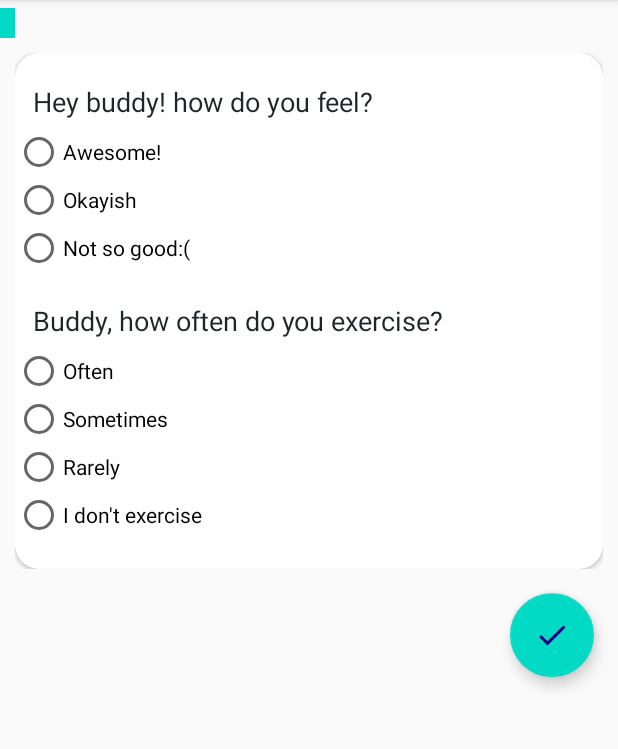
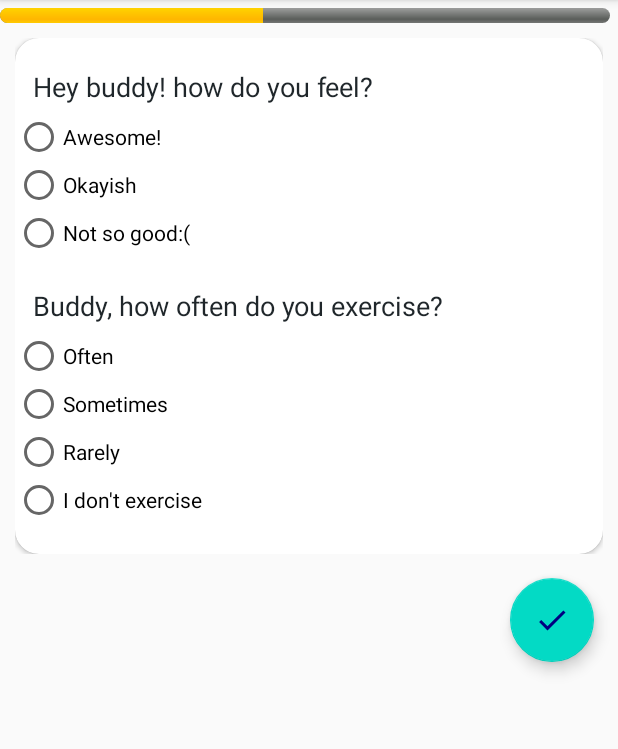
Before and after one commit to Thangamgm2000/QuarantineBuddyFrontend, an Android app: the RegistrationActivity screen opened directly, with no data from a screen before it, after a tap on an icon or button, on a phone screen of 412 x 824 dp, the part 84-833 px from its top. Run offline under Robolectric (Android 15) with nearby library versions, the phone set to English and light mode, and no system bars; network calls fail.

Commit message:
Fixed progress bar bug.

```diff
--- a/app/src/main/java/com/example/leaderboardapp/RegistrationActivity.java
+++ b/app/src/main/java/com/example/leaderboardapp/RegistrationActivity.java
@@ -1,21 +1,26 @@
 package com.example.leaderboardapp;
 
+import androidx.annotation.RequiresApi;
 import androidx.appcompat.app.AppCompatActivity;
 
 import android.content.Intent;
+import android.os.Build;
 import android.os.Bundle;
 import android.view.View;
+import android.widget.ProgressBar;
 
 import com.google.android.material.floatingactionbutton.FloatingActionButton;
 
 public class RegistrationActivity extends AppCompatActivity {
     FloatingActionButton tickButton;
     String currentFrag="personal";
+    ProgressBar progressBar;
     @Override
     protected void onCreate(Bundle savedInstanceState) {
         super.onCreate(savedInstanceState);
         setContentView(R.layout.activity_registration);
         tickButton = findViewById(R.id.floating_action_button);
+        progressBar = findViewById(R.id.determinateBar);
         PersonalDetailsFragment firstFragment = new PersonalDetailsFragment();
 
         // In case this activity was started with special instructions from an
@@ -28,10 +33,13 @@ public class RegistrationActivity extends AppCompatActivity {
 
     }
 
+    @RequiresApi(api = Build.VERSION_CODES.N)
     public void nextFragment(View view) {
         if(currentFrag.equals("personal"))
         {
+            progressBar.setIndeterminate(false);
             currentFrag="health";
+            progressBar.setProgress(43,true);
             HealthDetailsFragment nextFragment = new HealthDetailsFragment();
             nextFragment.setArguments(getIntent().getExtras());
             getSupportFragmentManager().beginTransaction()
@@ -40,12 +48,14 @@ public class RegistrationActivity extends AppCompatActivity {
         else if(currentFrag.equals("health"))
         {
             currentFrag="other";
+            progressBar.setProgress(72,true);
             OtherDetailsFragment nextFragment = new OtherDetailsFragment();
             nextFragment.setArguments(getIntent().getExtras());
             getSupportFragmentManager().beginTransaction()
                     .replace(R.id.fragmentContainer, nextFragment).commit();
         }
         else {
+            progressBar.setProgress(100,true);
             registerUser();
         }
 
--- a/app/src/main/res/layout/activity_registration.xml
+++ b/app/src/main/res/layout/activity_registration.xml
@@ -9,12 +9,13 @@
         android:layout_marginTop="5dp"
         android:id="@+id/determinateBar"
         style="@android:style/Widget.ProgressBar.Horizontal"
-        android:layout_width="10dp"
-        android:layout_height="wrap_content"
-        android:progressDrawable="@color/colorAccent"
+        android:progress="0"
+        android:layout_width="match_parent"
+        android:layout_height="10dp"
+        android:layout_marginRight="5dp"
         app:layout_constraintStart_toStartOf="parent"
         app:layout_constraintTop_toTopOf="parent"
-        android:progress="0"/>
+        />
     <FrameLayout
         android:id="@+id/fragmentContainer"
         android:layout_width="match_parent"
```
